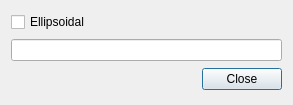
Qt form src/ui/qgsdisplayanglebase.ui (kadas-albireo/kadas-albireo) before a commit.
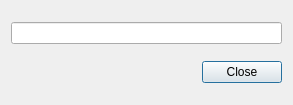
The same form after that commit.

The edit to the form file:
```diff
--- a/src/ui/qgsdisplayanglebase.ui
+++ b/src/ui/qgsdisplayanglebase.ui
@@ -44,13 +44,6 @@
      </property>
     </widget>
    </item>
-   <item row="0" column="0">
-    <widget class="QCheckBox" name="mcbProjectionEnabled">
-     <property name="text">
-      <string>Ellipsoidal</string>
-     </property>
-    </widget>
-   </item>
   </layout>
  </widget>
  <resources/>
```
